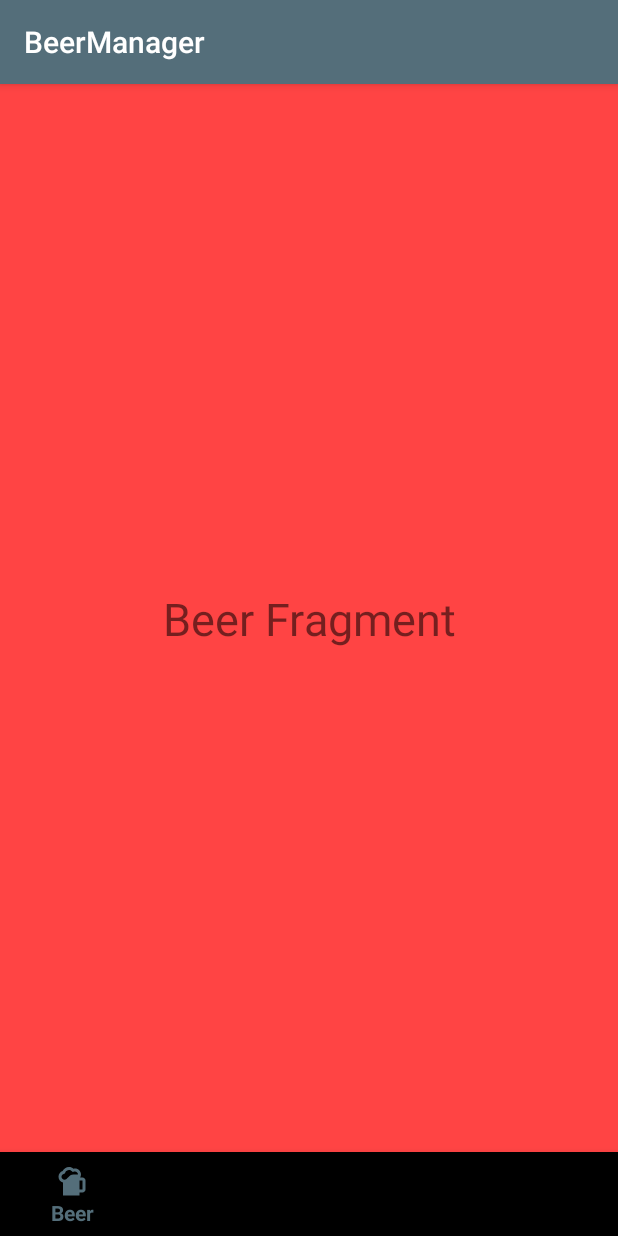
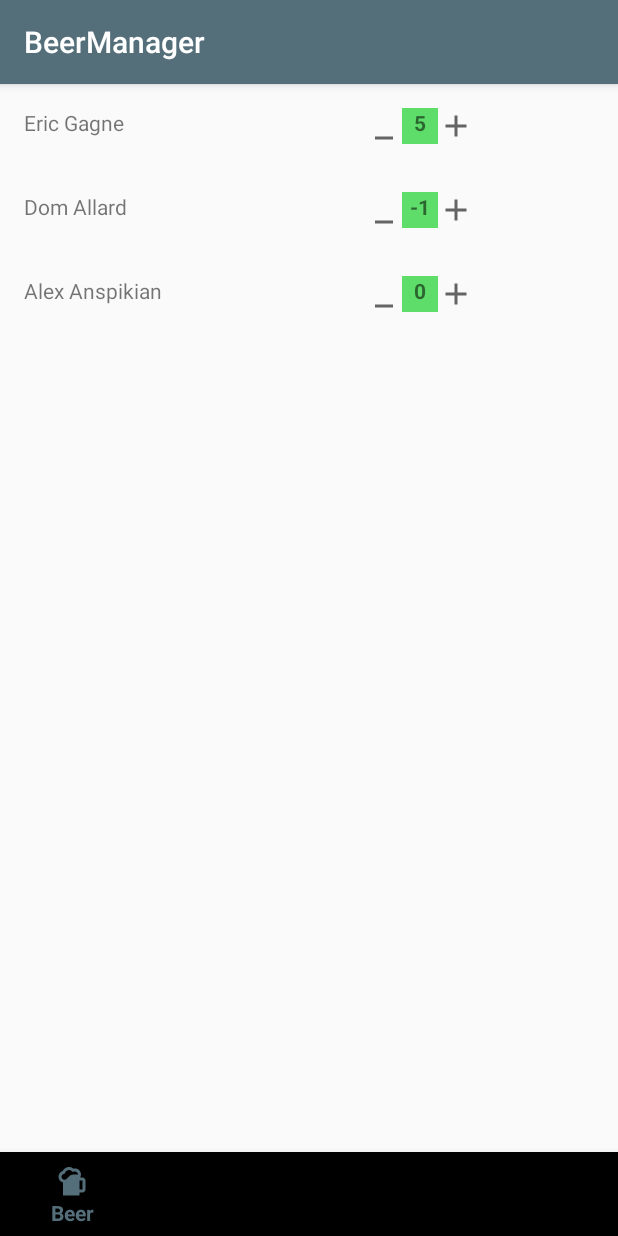
Before and after one commit to EricoBandito/BeerManager, an Android app: the screen it shows after launch (MainActivity), on a phone screen of 412 x 824 dp. Run offline under Robolectric (Android 15) with nearby library versions, the phone set to English and light mode, and no system bars.

Commit message:
Added RecyclerView on BeerFragment

```diff
--- /dev/null
+++ b/app/src/main/java/com/example/beermanager/Adapters/BeerCountListAdapter.java
@@ -0,0 +1,56 @@
+package com.example.beermanager.Adapters;
+
+import android.content.Context;
+import android.view.LayoutInflater;
+import android.view.View;
+import android.view.ViewGroup;
+import android.widget.TextView;
+
+import com.example.beermanager.R;
+
+import androidx.annotation.NonNull;
+import androidx.recyclerview.widget.RecyclerView;
+
+public class BeerCountListAdapter extends RecyclerView.Adapter <BeerCountListAdapter.MyViewHolder> {
+
+    private String mMembers[], mCounts[];
+    private Context mContext;
+
+    public BeerCountListAdapter(Context context, String members[], String counts[])
+    {
+        mMembers = members;
+        mCounts = counts;
+        mContext = context;
+    }
+
+    @NonNull
+    @Override
+    public MyViewHolder onCreateViewHolder(@NonNull ViewGroup parent, int viewType) {
+        LayoutInflater inflater = LayoutInflater.from(mContext);
+        View view = inflater.inflate(R.layout.beers_row, parent, false);
+
+        return new MyViewHolder(view);
+    }
+
+    @Override
+    public void onBindViewHolder(@NonNull MyViewHolder holder, int position) {
+        holder.player.setText(mMembers[position]);
+        holder.count.setText(mCounts[position]);
+    }
+
+    @Override
+    public int getItemCount() {
+        return mMembers.length;
+    }
+
+    public class MyViewHolder extends RecyclerView.ViewHolder {
+
+        TextView player, count;
+        public MyViewHolder(@NonNull View itemView) {
+            super(itemView);
+
+            player = itemView.findViewById(R.id.txt_player_name);
+            count = itemView.findViewById(R.id.txt_beerCount);
+        }
+    }
+}
--- a/app/src/main/java/com/example/beermanager/BeerFragment.java
+++ b/app/src/main/java/com/example/beermanager/BeerFragment.java
@@ -1,17 +1,42 @@
 package com.example.beermanager;
 
+import android.content.Context;
 import android.os.Bundle;
 import android.view.LayoutInflater;
 import android.view.View;
 import android.view.ViewGroup;
+
+import com.example.beermanager.Adapters.BeerCountListAdapter;
+
 import org.jetbrains.annotations.Nullable;
 import androidx.annotation.NonNull;
 import androidx.fragment.app.Fragment;
+import androidx.recyclerview.widget.LinearLayoutManager;
+import androidx.recyclerview.widget.RecyclerView;
 
 public class BeerFragment extends Fragment {
     @Nullable
+
+    private String mMembers[], mCounts[];
+    private RecyclerView mRecycleView;
+    private Context context;
+
     @Override
     public View onCreateView(@NonNull LayoutInflater inflater, @Nullable ViewGroup container, @Nullable Bundle savedInstanceState) {
-        return inflater.inflate(R.layout.fragment_beer, container, false);
+        View beersLayout = inflater.inflate(R.layout.fragment_beer,container,false);
+        context = this.getContext();
+        mMembers = getResources().getStringArray(R.array.members);
+        mCounts = getResources().getStringArray(R.array.counts);
+
+        mRecycleView = beersLayout.findViewById(R.id.recyclerView);
+
+        BeerCountListAdapter beerCountListAdapter = new BeerCountListAdapter(context,mMembers,mCounts);
+        mRecycleView.setAdapter(beerCountListAdapter);
+        mRecycleView.setLayoutManager(new LinearLayoutManager(context));
+
+        return beersLayout;
+
+
+
     }
 }
--- /dev/null
+++ b/app/src/main/res/drawable/ic_add.xml
@@ -0,0 +1,10 @@
+<vector xmlns:android="http://schemas.android.com/apk/res/android"
+    android:width="24dp"
+    android:height="24dp"
+    android:viewportWidth="24"
+    android:viewportHeight="24"
+    android:tint="?attr/colorControlNormal">
+  <path
+      android:fillColor="@android:color/white"
+      android:pathData="M19,13h-6v6h-2v-6H5v-2h6V5h2v6h6v2z"/>
+</vector>
--- /dev/null
+++ b/app/src/main/res/drawable/ic_minus.xml
@@ -0,0 +1,10 @@
+<vector xmlns:android="http://schemas.android.com/apk/res/android"
+    android:width="24dp"
+    android:height="24dp"
+    android:viewportWidth="24"
+    android:viewportHeight="24"
+    android:tint="?attr/colorControlNormal">
+  <path
+      android:fillColor="@android:color/white"
+      android:pathData="M6,19h12v2H6z"/>
+</vector>
--- a/app/src/main/res/layout/beers_row.xml
+++ b/app/src/main/res/layout/beers_row.xml
@@ -1,20 +1,53 @@
 <?xml version="1.0" encoding="utf-8"?>
 
 
-<androidx.constraintlayout.widget.ConstraintLayout
-    xmlns:android="http://schemas.android.com/apk/res/android"
+<androidx.constraintlayout.widget.ConstraintLayout xmlns:android="http://schemas.android.com/apk/res/android"
     xmlns:app="http://schemas.android.com/apk/res-auto"
     xmlns:tools="http://schemas.android.com/tools"
     android:layout_width="match_parent"
-    android:layout_height="match_parent"
+    android:layout_height="wrap_content"
     android:layout_margin="16dp">
 
 
     <TextView
-        android:id="@+id/player_name"
+        android:id="@+id/txt_player_name"
         android:layout_width="wrap_content"
         android:layout_height="wrap_content"
         android:text="TextView"
         app:layout_constraintStart_toStartOf="parent"
         app:layout_constraintTop_toTopOf="parent" />
+
+    <androidx.constraintlayout.widget.Guideline
+        android:id="@+id/guideline"
+        android:layout_width="wrap_content"
+        android:layout_height="wrap_content"
+        android:orientation="vertical"
+        app:layout_constraintGuide_percent="0.6" />
+
+    <ImageView
+        android:id="@+id/img_minus"
+        android:layout_width="wrap_content"
+        android:layout_height="wrap_content"
+        app:layout_constraintStart_toStartOf="@+id/guideline"
+        app:layout_constraintTop_toTopOf="@+id/txt_player_name"
+        app:srcCompat="@drawable/ic_minus" />
+
+    <TextView
+        android:textStyle="bold"
+        android:textAlignment="center"
+        android:id="@+id/txt_beerCount"
+        android:layout_width="24dp"
+        android:layout_height="24dp"
+        android:background="@color/positiveGreen"
+        android:text="{beerCount}"
+        app:layout_constraintStart_toEndOf="@+id/img_minus"
+        app:layout_constraintTop_toTopOf="@+id/img_minus" />
+
+    <ImageView
+        android:id="@+id/img_add"
+        android:layout_width="wrap_content"
+        android:layout_height="wrap_content"
+        app:layout_constraintStart_toEndOf="@+id/txt_beerCount"
+        app:layout_constraintTop_toTopOf="@+id/txt_beerCount"
+        app:srcCompat="@drawable/ic_add" />
 </androidx.constraintlayout.widget.ConstraintLayout>
--- a/app/src/main/res/layout/fragment_beer.xml
+++ b/app/src/main/res/layout/fragment_beer.xml
@@ -1,21 +1,14 @@
 <?xml version="1.0" encoding="utf-8"?>
 <androidx.constraintlayout.widget.ConstraintLayout xmlns:android="http://schemas.android.com/apk/res/android"
     xmlns:app="http://schemas.android.com/apk/res-auto"
+    xmlns:tools="http://schemas.android.com/tools"
     android:layout_width="match_parent"
-    android:layout_height="match_parent"
-    android:background="@android:color/holo_red_light">
+    android:layout_height="match_parent">
 
-    <TextView
-        android:id="@+id/textView2"
-        android:layout_width="wrap_content"
-        android:layout_height="wrap_content"
-        android:layout_centerHorizontal="true"
-        android:layout_centerVertical="true"
-        android:text="Beer Fragment"
-        android:textSize="30sp"
-        app:layout_constraintBottom_toBottomOf="parent"
-        app:layout_constraintLeft_toLeftOf="parent"
-        app:layout_constraintRight_toRightOf="parent"
-        app:layout_constraintTop_toTopOf="parent" />
-
+    <androidx.recyclerview.widget.RecyclerView
+        android:id="@+id/recyclerView"
+        android:layout_width="match_parent"
+        android:layout_height="match_parent"
+        tools:layout_editor_absoluteX="1dp"
+        tools:layout_editor_absoluteY="1dp" />
 </androidx.constraintlayout.widget.ConstraintLayout>
--- a/app/src/main/res/values/colors.xml
+++ b/app/src/main/res/values/colors.xml
@@ -4,4 +4,5 @@
     <color name="colorPrimaryDark">#29434e</color>
     <color name="colorAccent">#f4511e</color>
     <color name="errorRed">#ff0033</color>
+    <color name="positiveGreen">#5edd6a</color>
 </resources>
--- a/app/src/main/res/values/strings.xml
+++ b/app/src/main/res/values/strings.xml
@@ -1,4 +1,15 @@
 <resources>
+    <string-array name="members">
+        <item>Eric Gagne</item>
+        <item>Dom Allard</item>
+        <item>Alex Anspikian</item>
+    </string-array>
+    <string-array name="counts">
+        <item>5</item>
+        <item>-1</item>
+        <item>0</item>
+    </string-array>
+
     <string name="app_name">BeerManager</string>
     <string name="nav_beer">Beer</string>
     <string name="nav_players">Players</string>
```
